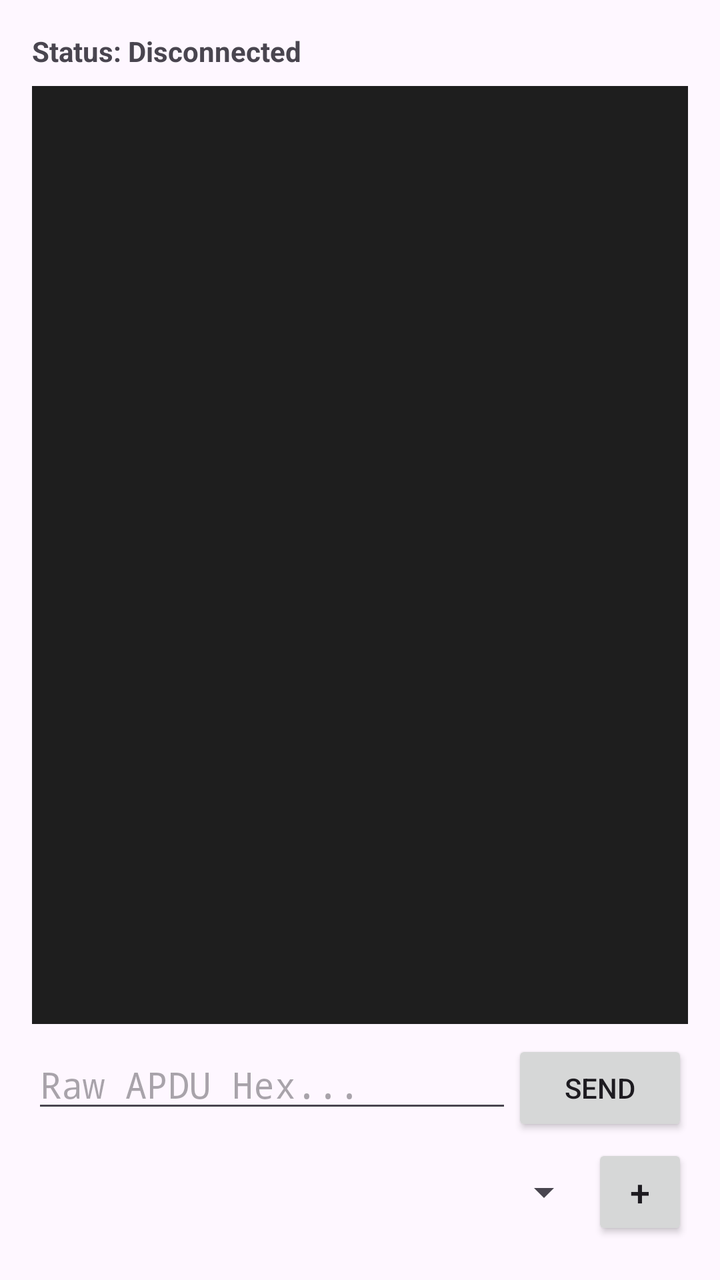
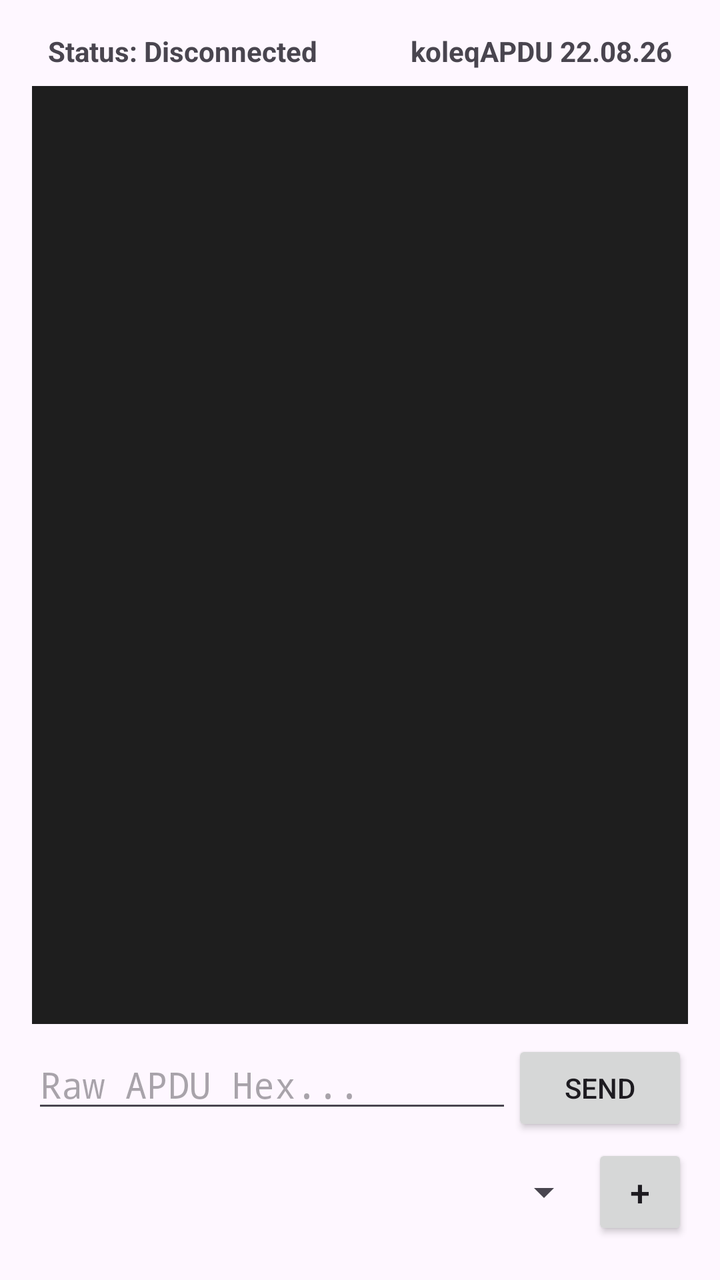

Screens rendered from an Android XML layout before and after an edit, with the pre-edit source and the edit as a unified diff.
<!-- AndroidManifest.xml: application theme Theme.KoleqAPDU -->
<!-- res/layout/activity_main.xml -->
<?xml version="1.0" encoding="utf-8"?>
<LinearLayout xmlns:android="http://schemas.android.com/apk/res/android"
    android:layout_width="match_parent"
    android:layout_height="match_parent"
    android:orientation="vertical"
    android:padding="16dp"
    android:fitsSystemWindows="true">

    <TextView
        android:id="@+id/statusTextView"
        android:layout_width="match_parent"
        android:layout_height="wrap_content"
        android:text="Status: Disconnected"
        android:textSize="14sp"
        android:textStyle="bold"
        android:paddingBottom="8dp"/>

    
    <ScrollView
        android:layout_width="match_parent"
        android:layout_height="0dp"
        android:layout_weight="1"
        android:background="#1E1E1E"
        android:padding="8dp">

        <TextView
            android:id="@+id/logTextView"
            android:layout_width="match_parent"
            android:layout_height="wrap_content"
            android:fontFamily="monospace"
            android:textColor="#00FF00"
            android:textSize="12sp"
            android:textIsSelectable="true" />
    </ScrollView>

    
    <LinearLayout
        android:layout_width="match_parent"
        android:layout_height="wrap_content"
        android:orientation="horizontal"
        android:paddingTop="8dp"
        android:paddingBottom="4dp">

        <EditText
            android:id="@+id/apduInput"
            android:layout_width="0dp"
            android:layout_height="wrap_content"
            android:layout_weight="1"
            android:hint="Raw APDU Hex..."
            android:fontFamily="monospace"
            android:inputType="textCapCharacters"
            android:maxLines="1"/>

        <Button
            android:id="@+id/sendBtn"
            android:layout_width="wrap_content"
            android:layout_height="wrap_content"
            android:text="Send"/>
    </LinearLayout>

    
    <LinearLayout
        android:layout_width="match_parent"
        android:layout_height="wrap_content"
        android:orientation="horizontal"
        android:gravity="center_vertical"
        android:paddingBottom="4dp">

        <Spinner
            android:id="@+id/presetSpinner"
            android:layout_width="0dp"
            android:layout_height="wrap_content"
            android:layout_weight="1"/>

        <Button
            android:id="@+id/addPresetBtn"
            android:layout_width="wrap_content"
            android:layout_height="wrap_content"
            android:text="+"
            android:textSize="18sp"
            android:minWidth="48dp"/>
    </LinearLayout>

</LinearLayout>
<!-- resources referenced by this layout -->
<resources>
  <style name="Theme.KoleqAPDU" parent="Base.Theme.KoleqAPDU" />
  <style name="Base.Theme.KoleqAPDU" parent="Theme.Material3.DayNight.NoActionBar">
          
          
      </style>
</resources>

<!-- the commit's change to res/layout/activity_main.xml (unified diff, before → after) -->
@@ -6,14 +6,35 @@
     android:padding="16dp"
     android:fitsSystemWindows="true">
 
-    <TextView
-        android:id="@+id/statusTextView"
+    <LinearLayout
         android:layout_width="match_parent"
         android:layout_height="wrap_content"
-        android:text="Status: Disconnected"
-        android:textSize="14sp"
-        android:textStyle="bold"
-        android:paddingBottom="8dp"/>
+        android:orientation="horizontal">
+
+        <TextView
+            android:id="@+id/statusTextView"
+            android:layout_width="0dp"
+            android:layout_height="wrap_content"
+            android:layout_weight="1"
+            android:text="Status: Disconnected"
+            android:textSize="14sp"
+            android:textStyle="bold"
+            android:paddingLeft="8dp"
+            android:paddingBottom="8dp"/>
+
+        <TextView
+            android:id="@+id/versionTextView"
+            android:layout_width="0dp"
+            android:layout_height="wrap_content"
+            android:layout_weight="1"
+            android:text="koleqAPDU 22.08.26"
+            android:textSize="14sp"
+            android:textStyle="bold"
+            android:gravity="end"
+            android:paddingRight="8dp"
+            android:paddingBottom="8dp"/>
+
+    </LinearLayout>
 
     
     <ScrollView
